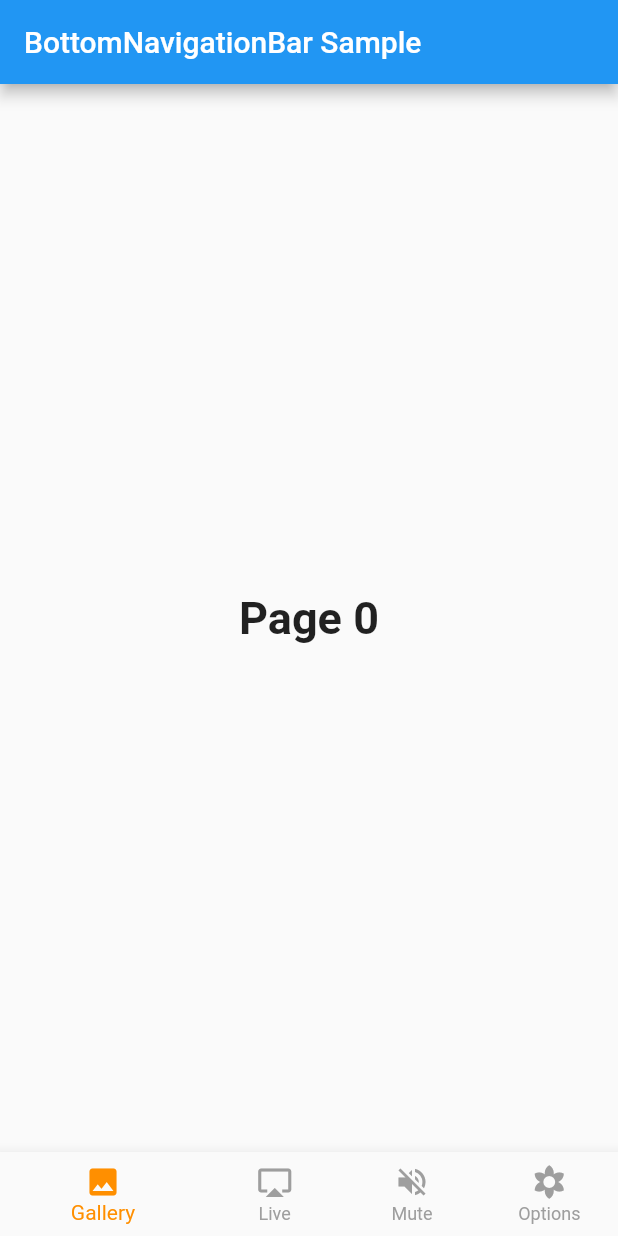
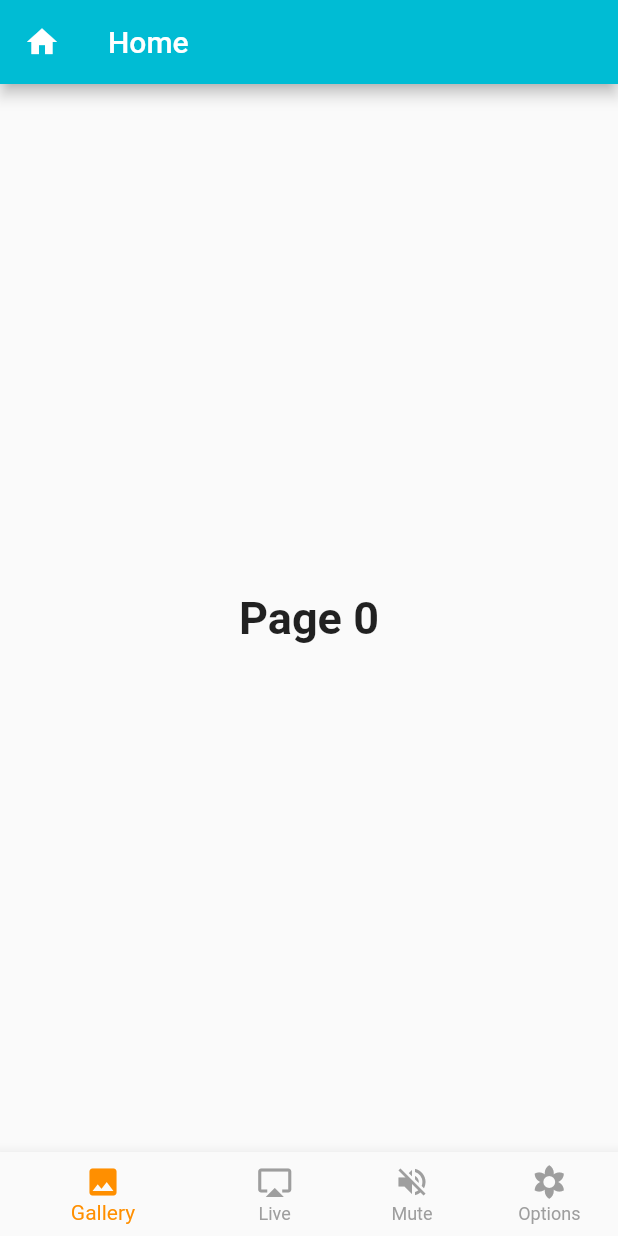
Before and after one commit to nbxNTC/projeto-embarcados, a Flutter app: the screen it shows after launch, on a phone screen of 412 x 824 dp. Run offline on Flutter 3.47's test engine with Material 2 defaults, Android fonts, the phone set to English and light mode, and no system bars.

Commit message:
Update Home

```diff
--- a/projeto_final/lib/home.dart
+++ b/projeto_final/lib/home.dart
@@ -1,7 +1,6 @@
 import 'package:flutter/material.dart';
-
-
-
+import 'package:projeto_final/registerEmail.dart';
+import 'package:projeto_final/removeEmail.dart';
 
 class App extends StatelessWidget {
 
@@ -28,7 +27,7 @@ class _HomeScreenState extends State<HomeScreen> {
   int _selectedIndex = 0;
   static const TextStyle optionStyle =
   TextStyle(fontSize: 30, fontWeight: FontWeight.bold);
-  static const List<Widget> _widgetOptions = <Widget>[
+  static List<Widget> _widgetOptions = <Widget>[
     Text(
       'Page 0',
       style: optionStyle,
@@ -41,14 +40,21 @@ class _HomeScreenState extends State<HomeScreen> {
       'Page 2',
       style: optionStyle,
     ),
-    Text(
-      'Page 3',
-      style: optionStyle,
-    )
+
+
+
   ];
 
   void _onItemTapped(int index) {
     setState(() {
+      switch (index) {
+        case 3:
+          Navigator.push(
+              context,
+              MaterialPageRoute(builder: (context) => RegisterEmail())
+          );
+          break;
+      }
       _selectedIndex = index;
     });
   }
@@ -57,14 +63,24 @@ class _HomeScreenState extends State<HomeScreen> {
   Widget build(BuildContext context) {
     return Scaffold(
       appBar: AppBar(
-        title: const Text('BottomNavigationBar Sample'),
+        backgroundColor: Colors.cyan,
+        leading: Builder(
+            builder: (BuildContext context){
+              return IconButton(
+                icon: Icon(Icons.home),
+                onPressed: () {
+                  Navigator.pop(context);
+                },
+              );
+            }),
+        title: const Text('Home'),
       ),
       body: Center(
         child: _widgetOptions.elementAt(_selectedIndex),
       ),
       bottomNavigationBar: BottomNavigationBar(
         unselectedItemColor: Colors.grey,
-          showUnselectedLabels: true,
+        showUnselectedLabels: true,
         items: const <BottomNavigationBarItem>[
           BottomNavigationBarItem(
             icon: Icon(Icons.image),
@@ -81,6 +97,7 @@ class _HomeScreenState extends State<HomeScreen> {
           BottomNavigationBarItem(
             icon: Icon(Icons.filter_vintage),
             title: Text('Options'),
+
           )
         ],
         currentIndex: _selectedIndex,
--- a/projeto_final/lib/main.dart
+++ b/projeto_final/lib/main.dart
@@ -1,5 +1,7 @@
 import 'package:flutter/material.dart';
 import 'package:projeto_final/home.dart';
+import 'package:projeto_final/registerEmail.dart';
+import 'package:projeto_final/removeEmail.dart';
 
 void main() => runApp(EmbarcadosApp());
 
@@ -8,7 +10,7 @@ class EmbarcadosApp extends StatelessWidget {
   @override
   Widget build(BuildContext context) {
     return MaterialApp(
-      home: HomeScreen()
+        home: HomeScreen()
     );
   }
 
--- a/projeto_final/lib/registerEmail.dart
+++ b/projeto_final/lib/registerEmail.dart
@@ -1,4 +1,5 @@
 import 'package:flutter/material.dart';
+import 'package:projeto_final/home.dart';
 import 'package:projeto_final/removeEmail.dart';
 
 class RegisterEmail extends StatelessWidget {
@@ -16,7 +17,7 @@ class RegisterEmail extends StatelessWidget {
                   onPressed: () {
                     Navigator.push(
                         context,
-                        MaterialPageRoute(builder: (context) => RemoveEmail())
+                        MaterialPageRoute(builder: (context) => HomeScreen())
                     );
                   },
                 );
--- a/projeto_final/lib/removeEmail.dart
+++ b/projeto_final/lib/removeEmail.dart
@@ -1,4 +1,5 @@
 import 'package:flutter/material.dart';
+import 'package:projeto_final/home.dart';
 import 'package:projeto_final/registerEmail.dart';
 
 class RemoveEmail extends StatelessWidget {
@@ -14,7 +15,10 @@ class RemoveEmail extends StatelessWidget {
                 return IconButton(
                   icon: Icon(Icons.arrow_back),
                   onPressed: () {
-                    Navigator.pop(context);
+                    Navigator.push(
+                        context,
+                        MaterialPageRoute(builder: (context) => HomeScreen())
+                    );
                   },
                 );
               }),
```
